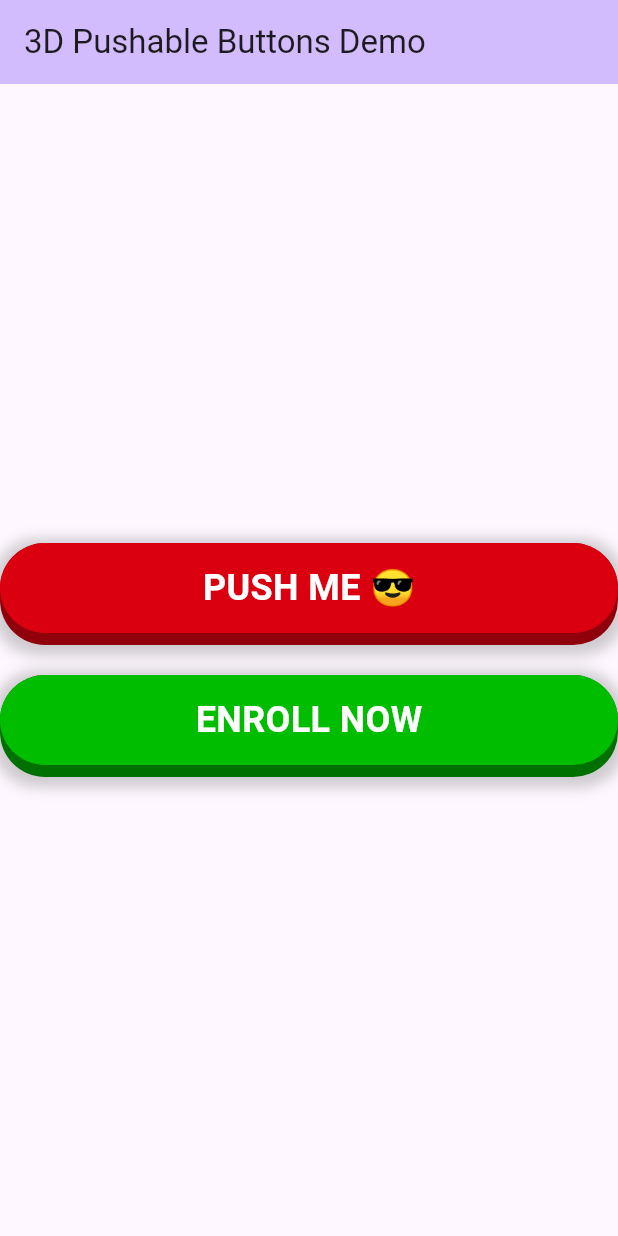
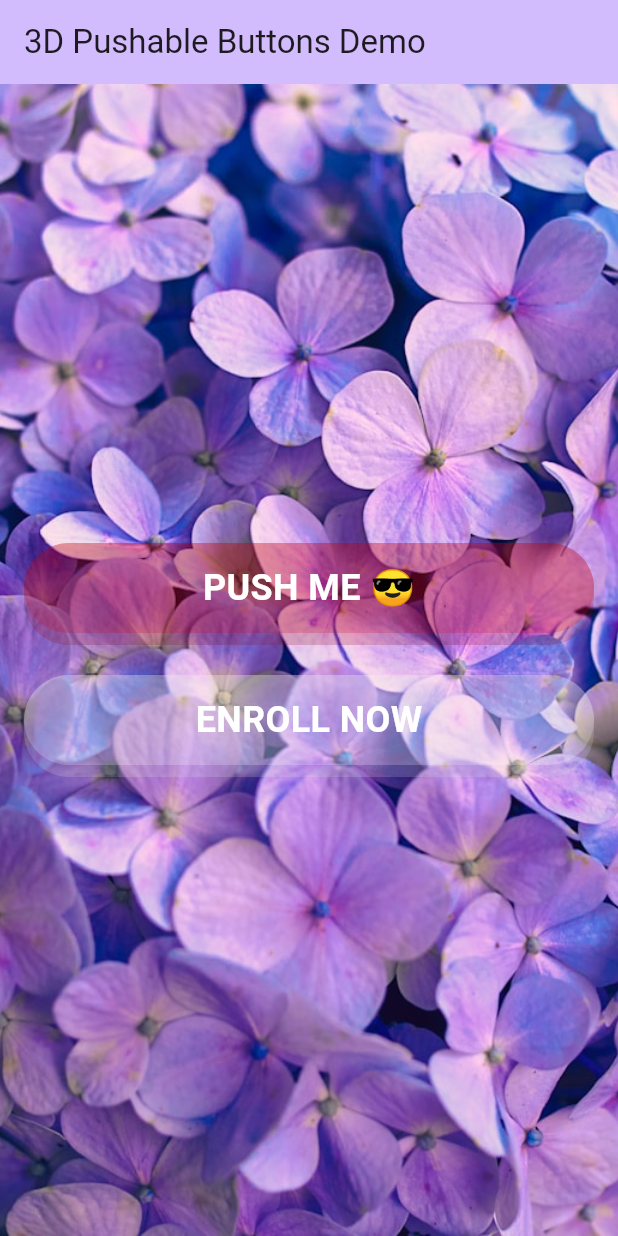
Before and after one commit to Emmanuel-Etukudo/pushable_buttons_3d, a Flutter app: the screen it shows after launch, on a phone screen of 412 x 824 dp. Run offline on Flutter 3.47's test engine with Material 3 defaults, Android fonts, the phone set to English and light mode, and no system bars.

Commit message:
feat: glass morphism effect

```diff
--- a/lib/home_page.dart
+++ b/lib/home_page.dart
@@ -25,21 +25,34 @@ class _MyHomePageState extends State<MyHomePage> {
       offset: Offset(0, 2),
     );
     return Scaffold(
+      backgroundColor: Theme.of(context).colorScheme.primary,
       appBar: AppBar(
         backgroundColor: Theme.of(context).colorScheme.inversePrimary,
 
         title: Text(widget.title),
       ),
-      body: Center(
+      body: Stack(
+        children: [
+          Image.asset(
+            'assets/images/bg.jpg',
+            fit: BoxFit.cover,
+            height: double.infinity,
+            width: double.infinity,
+          ),
+          Padding(
+            padding: const EdgeInsets.symmetric(horizontal: 16.0),
+            child: Center(
               child: Column(
                 mainAxisAlignment: MainAxisAlignment.center,
+
                 //mainAxisSize: MainAxisSize.min,
                 children: [
                   PushableButton(
                     height: 60,
                     elevation: 8,
                     hslColor: HSLColor.fromAHSL(1.0, 356, 1.0, 0.43),
-              shadow: shadow,
+                    opacity: 0.2,
+                    //shadow: shadow,
                     onPressed: () {},
                     child: Text('PUSH ME 😎', style: textStyle),
                   ),
@@ -47,14 +60,18 @@ class _MyHomePageState extends State<MyHomePage> {
                   PushableButton(
                     height: 60,
                     elevation: 8,
-              hslColor: HSLColor.fromAHSL(1.0, 120, 1.0, 0.37),
-              shadow: shadow,
+                    hslColor: HSLColor.fromAHSL(1.0, 0, 0.0, 1.0),
+                    opacity: 0.2,
+                    //shadow: shadow,
                     onPressed: () {},
                     child: Text('ENROLL NOW', style: textStyle),
                   ),
                 ],
               ),
             ),
+          ),
+        ],
+      ),
     );
   }
 }
--- a/lib/pushable_button.dart
+++ b/lib/pushable_button.dart
@@ -1,3 +1,5 @@
+import 'dart:ui';
+
 import 'package:flutter/material.dart';
 import 'package:pushable_buttons_3d/animation_controller_state.dart';
 
@@ -10,6 +12,7 @@ class PushableButton extends StatefulWidget {
     this.elevation = 8.0,
     this.shadow,
     this.onPressed,
+    required this.opacity,
   }) : assert(height > 0);
 
   /// child widget (normally a Text or Icon)
@@ -18,6 +21,8 @@ class PushableButton extends StatefulWidget {
   /// Color of the top layer
   /// The color of the bottom layer is derived by decreasing the luminosity by 0.15
   final HSLColor hslColor;
+
+  final double opacity;
 
   /// height of the top layer
   final double height;
@@ -127,10 +132,14 @@ class PushableButtonState extends AnimationControllerState<PushableButton> {
                       left: 0,
                       right: 0,
                       bottom: 0,
+                      child: BackdropFilter(
+                        filter: ImageFilter.blur(sigmaX: 0, sigmaY: 0),
                         child: Container(
                           height: totalHeight - top,
                           decoration: BoxDecoration(
-                          color: bottomHslColor.toColor(),
+                            color: bottomHslColor.toColor().withOpacity(
+                              widget.opacity,
+                            ),
                             boxShadow:
                                 widget.shadow != null ? [widget.shadow!] : [],
                             borderRadius: BorderRadius.circular(
@@ -139,17 +148,23 @@ class PushableButtonState extends AnimationControllerState<PushableButton> {
                           ),
                         ),
                       ),
+                    ),
                     Positioned(
                       left: 0,
                       right: 0,
                       top: top,
+                      child: BackdropFilter(
+                        filter: ImageFilter.blur(sigmaX: 0, sigmaY: 0),
                         child: Container(
                           height: widget.height,
                           decoration: ShapeDecoration(
-                          color: hslColor.toColor(),
+                            color: hslColor.toColor().withOpacity(
+                              widget.opacity,
+                            ),
                             shape: StadiumBorder(),
                           ),
                           child: Center(child: widget.child),
+                        ),
                       ),
                     ),
                   ],
```
Also changed, not shown: pubspec.yaml (+3 -6 lines), assets/images/bg.jpg (added). Lines whose indentation alone changed are shown as unchanged.
